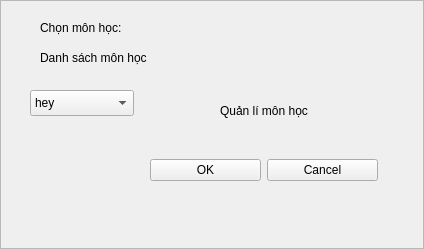
Qt form giao_dien_chinh/pop_up.ui (NguyenQuangMinh0504/he_thong_tao_de_thi_cho_giao_vien) before a commit.
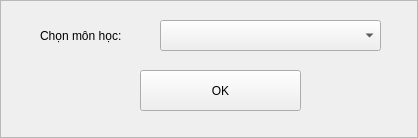
The same form after that commit.

```diff
--- a/giao_dien_chinh/pop_up.ui
+++ b/giao_dien_chinh/pop_up.ui
@@ -6,8 +6,8 @@
    <rect>
     <x>0</x>
     <y>0</y>
-    <width>424</width>
-    <height>249</height>
+    <width>418</width>
+    <height>138</height>
    </rect>
   </property>
   <property name="windowTitle">
@@ -25,99 +25,36 @@
      <x>40</x>
      <y>20</y>
      <width>111</width>
-     <height>16</height>
+     <height>31</height>
     </rect>
    </property>
    <property name="text">
     <string>Chọn môn học:</string>
    </property>
   </widget>
-  <widget class="QLabel" name="danh_sach_mon_hoc_label">
-   <property name="geometry">
-    <rect>
-     <x>40</x>
-     <y>50</y>
-     <width>141</width>
-     <height>16</height>
-    </rect>
-   </property>
-   <property name="text">
-    <string>Danh sách môn học</string>
-   </property>
-  </widget>
   <widget class="QComboBox" name="danh_sach_mon_hoc_combo_box">
    <property name="geometry">
     <rect>
-     <x>30</x>
-     <y>90</y>
-     <width>104</width>
-     <height>26</height>
+     <x>160</x>
+     <y>20</y>
+     <width>221</width>
+     <height>31</height>
     </rect>
    </property>
-   <item>
-    <property name="text">
-     <string>hey</string>
-    </property>
-   </item>
-   <item>
-    <property name="text">
-     <string>yo</string>
-    </property>
-   </item>
-   <item>
-    <property name="text">
-     <string>nigngen</string>
-    </property>
-   </item>
   </widget>
-  <widget class="QLabel" name="quan_li_mon_hoc_label">
+  <widget class="QPushButton" name="pushButton">
    <property name="geometry">
     <rect>
-     <x>220</x>
-     <y>100</y>
-     <width>121</width>
-     <height>21</height>
+     <x>140</x>
+     <y>70</y>
+     <width>161</width>
+     <height>41</height>
     </rect>
    </property>
    <property name="text">
-    <string>Quản lí môn học</string>
+    <string>OK</string>
    </property>
   </widget>
-  <widget class="QWidget" name="horizontalLayoutWidget">
-   <property name="geometry">
-    <rect>
-     <x>150</x>
-     <y>130</y>
-     <width>228</width>
-     <height>80</height>
-    </rect>
-   </property>
-   <layout class="QHBoxLayout" name="horizontalLayout">
-    <item>
-     <widget class="QPushButton" name="ok_button">
-      <property name="enabled">
-       <bool>true</bool>
-      </property>
-      <property name="sizePolicy">
-       <sizepolicy hsizetype="Minimum" vsizetype="Fixed">
-        <horstretch>0</horstretch>
-        <verstretch>0</verstretch>
-       </sizepolicy>
-      </property>
-      <property name="text">
-       <string>OK</string>
-      </property>
-     </widget>
-    </item>
-    <item>
-     <widget class="QPushButton" name="cancel_button">
-      <property name="text">
-       <string>Cancel</string>
-      </property>
-     </widget>
-    </item>
-   </layout>
-  </widget>
  </widget>
  <resources/>
  <connections/>
```
